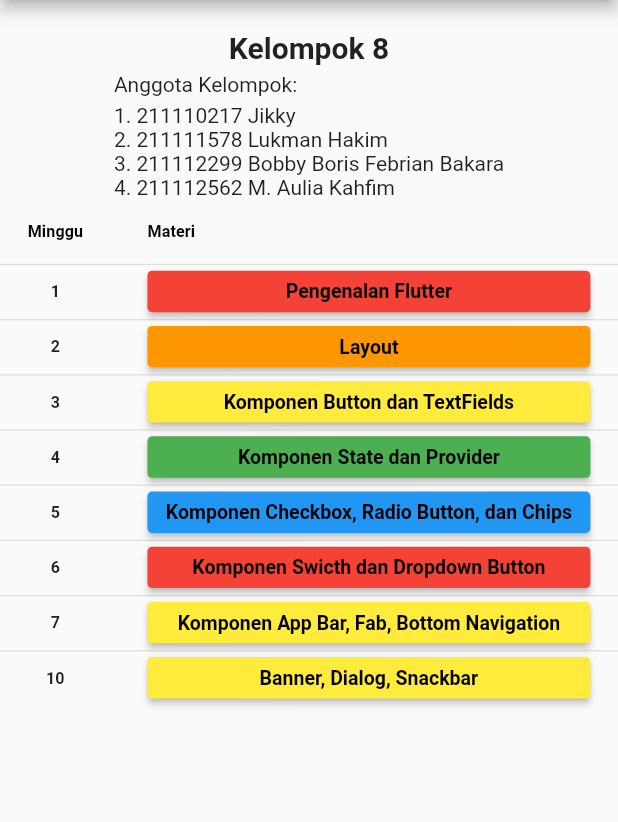
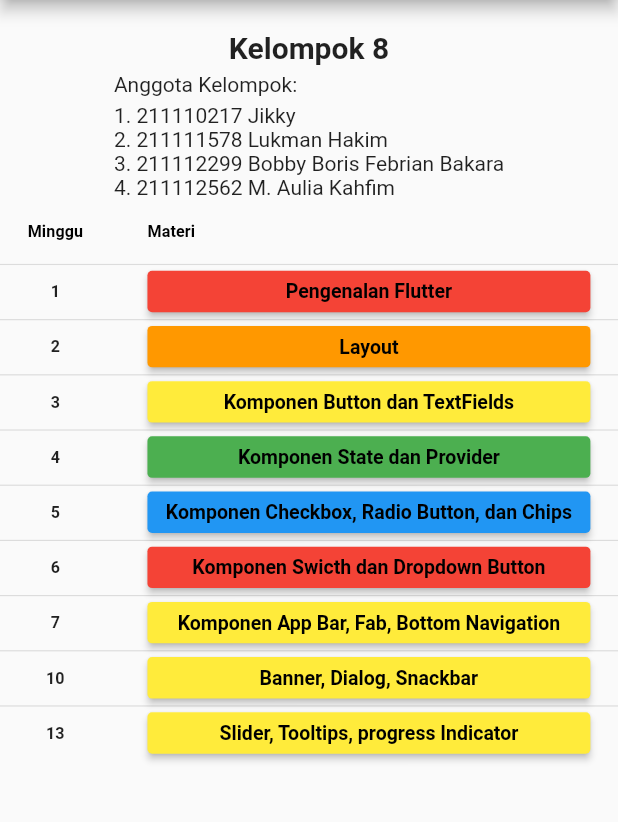
Before and after one commit to letman16/tugas_project_mobile_front_end, a Flutter app: the screen it shows after launch, on a phone screen of 412 x 824 dp, the part 84-906 px from its top. Run offline on Flutter 3.47's test engine with Material 2 defaults, Android fonts, the phone set to English and light mode, and no system bars; missing offline and left inert: dart:js_util.

Commit message:
fix  minggu 13

```diff
--- a/lib/main.dart
+++ b/lib/main.dart
@@ -21,13 +21,17 @@ import 'package:tugas_kelompok/minggu10/minggu10.dart';
 
 import 'minggu10/page.dart';
 
+import 'package:tugas_kelompok/minggu13/minggu13.dart';
+import 'package:tugas_kelompok/minggu13/minggu13_provider.dart';
+
 void main() {
   runApp(MultiProvider(providers: [
+    ChangeNotifierProvider(create: (_) => Minggu04Provider()),
+    ChangeNotifierProvider(create: (_) => Minggu05Provider()),
     ChangeNotifierProvider(create: (_) => Minggu06Provider()),
+    ChangeNotifierProvider(create: (_) => Minggu07Provider()),
     ChangeNotifierProvider(create: (_) => m10prov()),
-    ChangeNotifierProvider(create: (_) => Minggu05Provider()),
-    ChangeNotifierProvider(create: (_) => Minggu07Provider()),
-    ChangeNotifierProvider(create: (_) => Minggu04Provider()),
+    ChangeNotifierProvider(create: (_) => Minggu13Provider()),
   ], child: const MyApp()));
 }
 
@@ -114,7 +118,7 @@ class TableTugasKelompok extends StatelessWidget {
         'materi': ElevatedButton(
           onPressed: () {
             Navigator.push(context, MaterialPageRoute(builder: (context) {
-              return Minggu04();
+              return const Minggu04();
             }));
           },
           style: ElevatedButton.styleFrom(
@@ -168,7 +172,7 @@ class TableTugasKelompok extends StatelessWidget {
         'materi': ElevatedButton(
           onPressed: () {
             Navigator.push(context, MaterialPageRoute(builder: (context) {
-              return Minggu07();
+              return const Minggu07();
             }));
           },
           style: ElevatedButton.styleFrom(
@@ -186,7 +190,7 @@ class TableTugasKelompok extends StatelessWidget {
         'materi': ElevatedButton(
           onPressed: () {
             Navigator.push(context, MaterialPageRoute(builder: (context) {
-              return Minggu10();
+              return const Minggu10();
             }));
           },
           style: ElevatedButton.styleFrom(
@@ -195,6 +199,24 @@ class TableTugasKelompok extends StatelessWidget {
           ),
           child: const Text(
             'Banner, Dialog, Snackbar',
+            style: TextStyle(fontSize: 17, fontWeight: FontWeight.bold),
+          ),
+        ),
+      },
+      {
+        'minggu': '13',
+        'materi': ElevatedButton(
+          onPressed: () {
+            Navigator.push(context, MaterialPageRoute(builder: (context) {
+              return const Minggu13();
+            }));
+          },
+          style: ElevatedButton.styleFrom(
+            foregroundColor: Colors.black,
+            backgroundColor: Colors.yellow,
+          ),
+          child: const Text(
+            'Slider, Tooltips, progress Indicator',
             style: TextStyle(fontSize: 17, fontWeight: FontWeight.bold),
           ),
         ),
```
